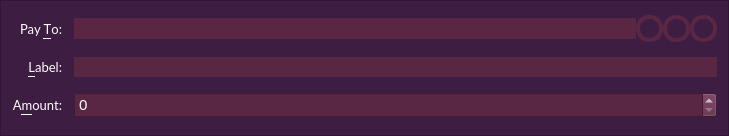
Above: src/qt/forms/sendcoinsentry.ui from talkcoin/talkcoin-wallet before the change. Below: the same form after it.
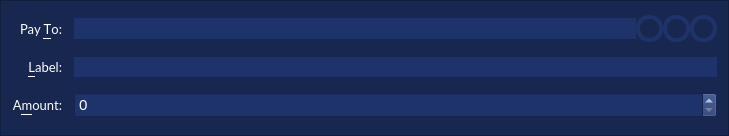
That is the form after the change. Icons and pictures are not drawn. Custom widgets are drawn as their Qt base class.

Patch:
```diff
--- a/src/qt/forms/sendcoinsentry.ui
+++ b/src/qt/forms/sendcoinsentry.ui
@@ -20,7 +20,7 @@
    <string>Form</string>
   </property>
   <property name="styleSheet">
-   <string notr="true">background-color: rgb(62, 29, 67);
+   <string notr="true">background-color: rgb(23, 39, 79);
 color: rgb(255, 255, 255);</string>
   </property>
   <property name="frameShape">
@@ -75,7 +75,7 @@
     <widget class="TalkcoinAmountField" name="payAmount">
      <property name="styleSheet">
       <string notr="true">
-background-color: rgb(89,38,68);
+background-color: rgb(30, 51, 105);
 font-size:11pt;font-family:'Lato';
 
 
@@ -131,7 +131,7 @@
        </property>
        <property name="styleSheet">
         <string notr="true">QLineEdit {
-background-color: rgb(89,38,68);
+background-color: rgb(30, 51, 105);
 font-size:11pt;font-family:'Lato';
 color: white;
 }
@@ -167,7 +167,7 @@
         <string notr="true">QToolButton{
 border: 4px solid;
 border-radius: 13px;
-border-color: rgb(89,38,68);}
+border-color: rgb(30, 51, 105);}
 
 QToolTip {
      color: white;
@@ -200,7 +200,7 @@
         <string notr="true">QToolButton{
 border: 4px solid;
 border-radius: 13px;
-border-color: rgb(89,38,68);}
+border-color: rgb(30, 51, 105);}
 
 
 QToolTip {
@@ -234,7 +234,7 @@
         <string notr="true">QToolButton{
 border: 4px solid;
 border-radius: 13px;
-border-color: rgb(89,38,68);}
+border-color: rgb(30, 51, 105);}
 QToolTip {
      color: white;
      font-size:9pt;font-family:'Lato';
@@ -263,7 +263,7 @@
      </property>
      <property name="styleSheet">
       <string notr="true">QLineEdit {
-background-color: rgb(89,38,68);
+background-color: rgb(30, 51, 105);
 font-size:11pt;font-family:'Lato';
 color: white;
 }
```
Left out of the diff: 20 changed lines with no effect on the pictures.
